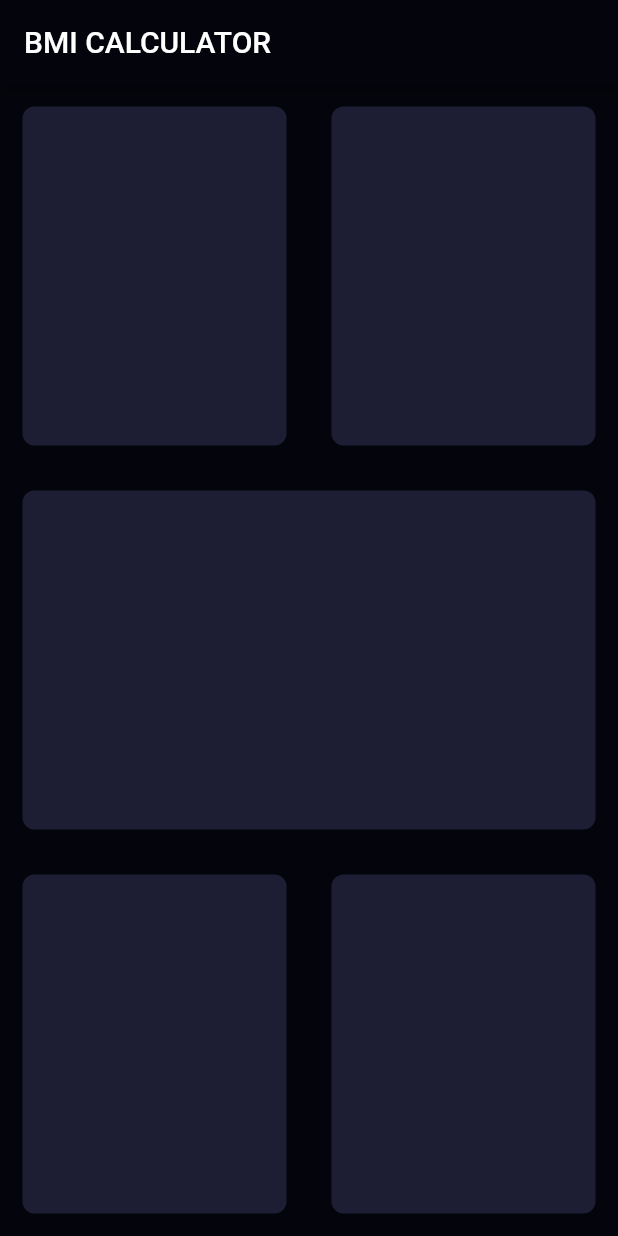
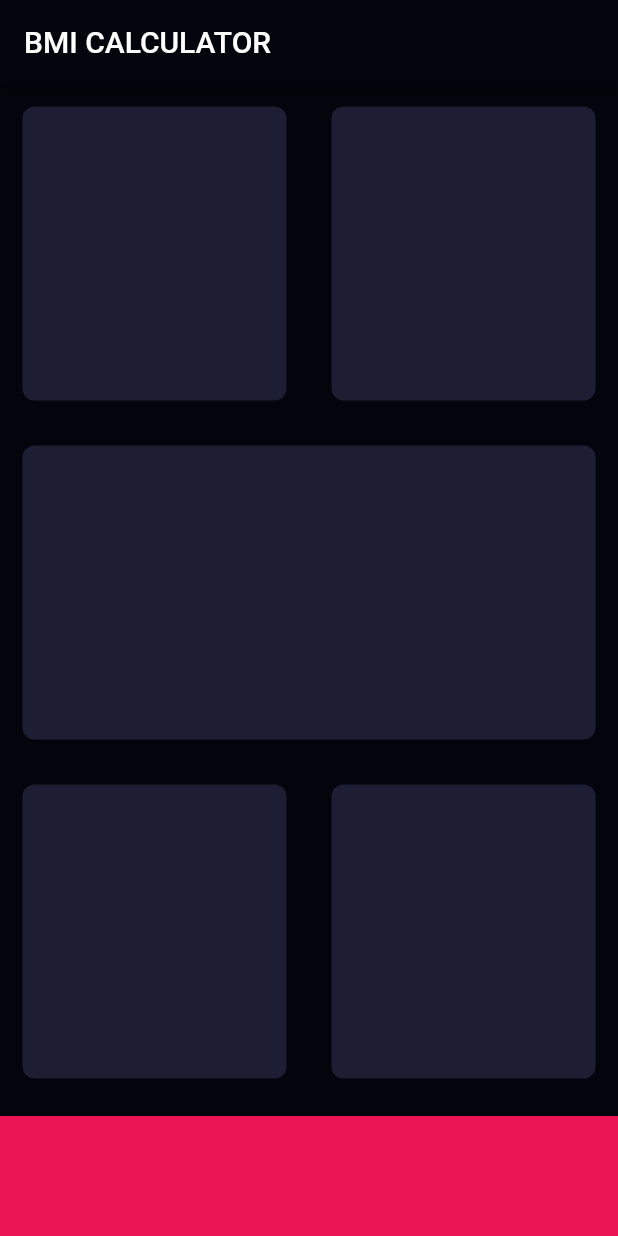
Before and after one commit to duliodenis/bmi-calculator, a Flutter app: the screen it shows after launch, on a phone screen of 412 x 824 dp. Run offline on Flutter 3.47's test engine with Material 2 defaults, Android fonts, the phone set to English and light mode, and no system bars.

Commit message:
Added a bottom container

```diff
--- a/bmi-calculator/lib/input_page.dart
+++ b/bmi-calculator/lib/input_page.dart
@@ -39,7 +39,12 @@ class _InputPageState extends State<InputPage> {
                 child: ReusableCard(color: Color(0xFF1D1E33)),
               ),
             ],
-            ),
+          )),
+          Container(
+            color: Color(0xFFEB1555),
+            margin: EdgeInsets.only(top: 10.0),
+            width: double.infinity,
+            height: 80.0,
           ),
         ],
       ),
```
Also changed, not shown: 2 other files. Lines whose indentation alone changed are shown as unchanged.
